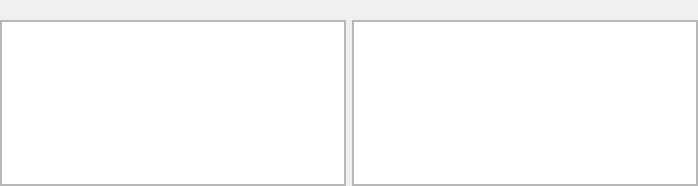
The window that src/core/gui/serverdetailsdock.ui (DoomseekerTeam/Doomseeker) describes before a commit, drawn with Qt 5.
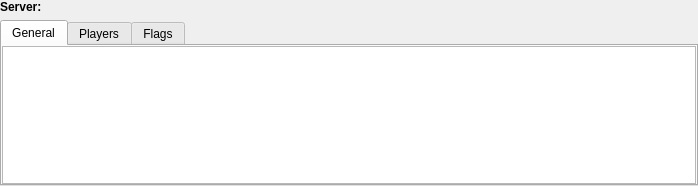
The same window after the commit.

Commit message: Redesign the server details dock and add even more style to server tooltips

Diff of the .ui file:
```diff
--- a/src/core/gui/serverdetailsdock.ui
+++ b/src/core/gui/serverdetailsdock.ui
@@ -28,6 +28,27 @@
      <number>0</number>
     </property>
     <item>
+     <layout class="QHBoxLayout" name="horizontalLayout_3">
+      <item>
+       <widget class="QLabel" name="label">
+        <property name="sizePolicy">
+         <sizepolicy hsizetype="Maximum" vsizetype="Preferred">
+          <horstretch>0</horstretch>
+          <verstretch>0</verstretch>
+         </sizepolicy>
+        </property>
+        <property name="font">
+         <font>
+          <weight>75</weight>
+          <bold>true</bold>
+         </font>
+        </property>
+        <property name="text">
+         <string>Server:</string>
+        </property>
+       </widget>
+      </item>
+      <item>
      <widget class="QLabel" name="lblServer">
       <property name="text">
        <string>&lt;server&gt;</string>
@@ -37,23 +58,44 @@
       </property>
      </widget>
     </item>
+     </layout>
+    </item>
     <item>
-     <layout class="QHBoxLayout" name="dataLayout">
-      <item>
-       <widget class="QFrame" name="frame">
-        <property name="sizePolicy">
-         <sizepolicy hsizetype="Expanding" vsizetype="Expanding">
-          <horstretch>0</horstretch>
-          <verstretch>0</verstretch>
-         </sizepolicy>
-        </property>
-        <property name="frameShape">
-         <enum>QFrame::StyledPanel</enum>
+     <widget class="QTabWidget" name="tabs">
+      <property name="currentIndex">
+       <number>0</number>
+      </property>
+      <widget class="QWidget" name="tabGeneral">
+       <attribute name="title">
+        <string>General</string>
+       </attribute>
+       <layout class="QVBoxLayout" name="verticalLayout_4">
+        <property name="leftMargin">
+         <number>0</number>
         </property>
-        <property name="frameShadow">
-         <enum>QFrame::Sunken</enum>
+        <property name="topMargin">
+         <number>0</number>
         </property>
-        <layout class="QHBoxLayout" name="horizontalLayout">
+        <property name="rightMargin">
+         <number>0</number>
+        </property>
+        <property name="bottomMargin">
+         <number>0</number>
+        </property>
+        <item>
+         <widget class="QTextEdit" name="generalArea">
+          <property name="readOnly">
+           <bool>true</bool>
+          </property>
+         </widget>
+        </item>
+       </layout>
+      </widget>
+      <widget class="QWidget" name="tabPlayers">
+       <attribute name="title">
+        <string>Players</string>
+       </attribute>
+       <layout class="QVBoxLayout" name="verticalLayout_2">
          <property name="leftMargin">
           <number>0</number>
          </property>
@@ -75,22 +117,11 @@
          </item>
         </layout>
        </widget>
-      </item>
-      <item>
-       <widget class="QFrame" name="frame_2">
-        <property name="sizePolicy">
-         <sizepolicy hsizetype="Expanding" vsizetype="Expanding">
-          <horstretch>0</horstretch>
-          <verstretch>0</verstretch>
-         </sizepolicy>
-        </property>
-        <property name="frameShape">
-         <enum>QFrame::StyledPanel</enum>
-        </property>
-        <property name="frameShadow">
-         <enum>QFrame::Sunken</enum>
-        </property>
-        <layout class="QHBoxLayout" name="horizontalLayout_2">
+      <widget class="QWidget" name="tabDmflags">
+       <attribute name="title">
+        <string>Flags</string>
+       </attribute>
+       <layout class="QVBoxLayout" name="verticalLayout_3">
          <property name="leftMargin">
           <number>0</number>
          </property>
@@ -104,7 +135,7 @@
           <number>0</number>
          </property>
          <item>
-          <widget class="QTextEdit" name="detailsArea">
+         <widget class="QTextEdit" name="dmflagsArea">
            <property name="readOnly">
             <bool>true</bool>
            </property>
@@ -112,8 +143,7 @@
          </item>
         </layout>
        </widget>
-      </item>
-     </layout>
+     </widget>
     </item>
    </layout>
   </widget>
```
Lines whose indentation alone changed are shown as unchanged. The commit also changes 7 other files.
